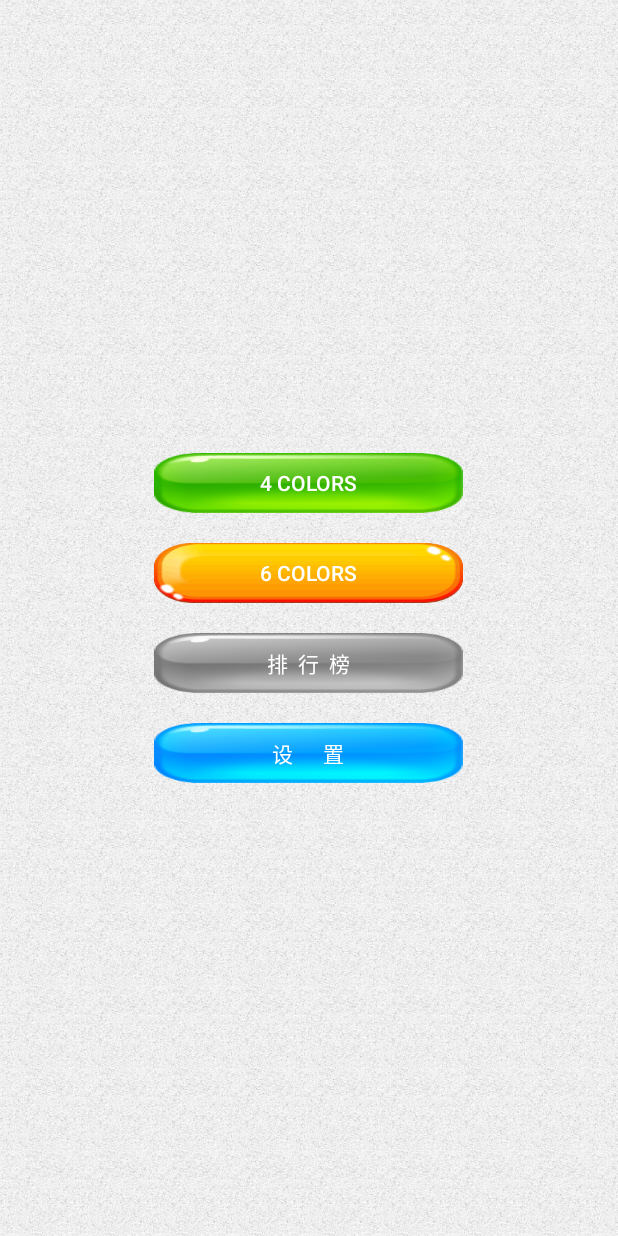
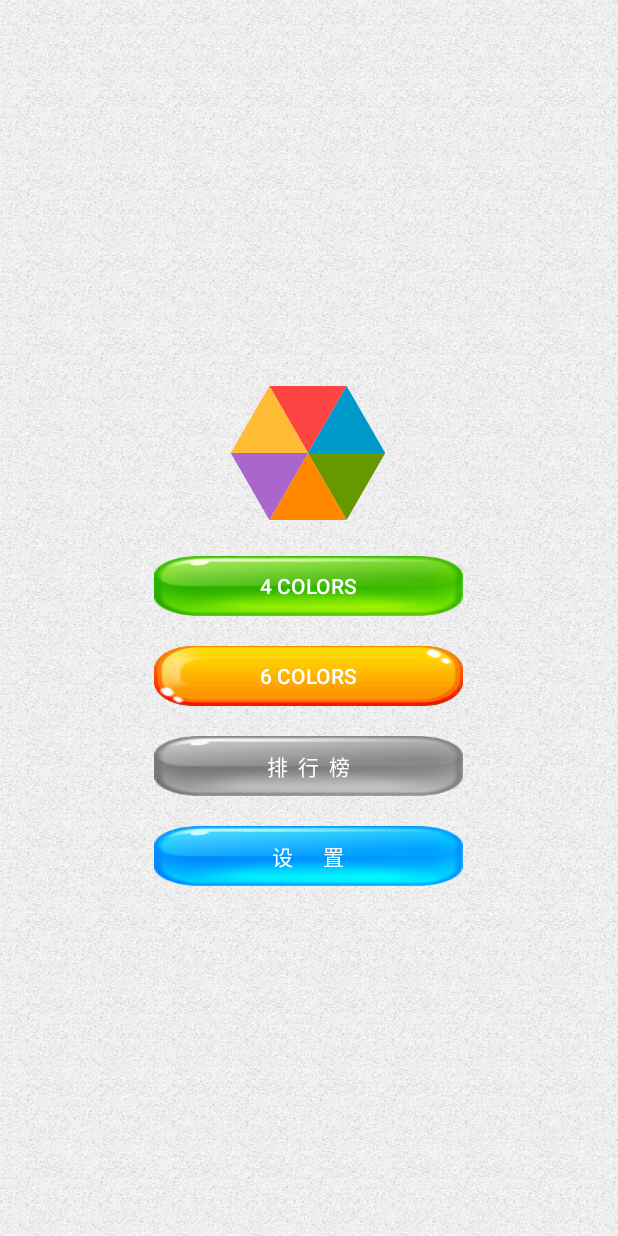
Before and after one commit to ximsfei/ImpossibleRush, an Android app: the screen it shows after launch (MainActivity), on a phone screen of 412 x 824 dp. Run offline under Robolectric (Android 15) with nearby library versions, the phone set to English and light mode, and no system bars.

Commit message:
首页动画
Signed-off-by: pengfengwang <550616352@qq.com>

```diff
--- a/app/src/main/java/com/ximsfei/rush/MainActivity.java
+++ b/app/src/main/java/com/ximsfei/rush/MainActivity.java
@@ -1,5 +1,7 @@
 package com.ximsfei.rush;
 
+import android.animation.ObjectAnimator;
+import android.animation.ValueAnimator;
 import android.content.Intent;
 import android.os.Bundle;
 import android.view.View;
@@ -9,6 +11,7 @@ import com.ximsfei.rush.ui.BaseActivity;
 import com.ximsfei.rush.ui.PlayGameActivity;
 import com.ximsfei.rush.ui.RankingsActivity;
 import com.ximsfei.rush.ui.SettingsActivity;
+import com.ximsfei.rush.widget.RushView;
 
 import static com.ximsfei.rush.util.RushConstants.KEY_GAME_MODE_DEFAULT;
 
@@ -22,11 +25,15 @@ public class MainActivity extends BaseActivity implements View.OnClickListener {
     private Button mSettings;
     private Button mRankings;
     private int mScreenWidth;
+    private RushView mRushView;
+    private ObjectAnimator mAnimator;
 
     @Override
     public void onCreate(Bundle savedInstanceState) {
         super.onCreate(savedInstanceState);
         setContentView(R.layout.activity_main);
+        mRushView = (RushView) findViewById(R.id.rush_view);
+        mRushView.initSixBorder();
         mScreenWidth = getResources().getDisplayMetrics().widthPixels;
         mFourBtn = (Button) findViewById(R.id.four);
         mFourBtn.setOnClickListener(this);
@@ -40,6 +47,32 @@ public class MainActivity extends BaseActivity implements View.OnClickListener {
         mRankings = (Button) findViewById(R.id.ranking);
         mRankings.setOnClickListener(this);
         mRankings.setWidth(mScreenWidth / 2);
+    }
+
+    @Override
+    protected void onResume() {
+        super.onResume();
+        startAnim();
+    }
+
+    @Override
+    protected void onPause() {
+        super.onPause();
+        stopAnim();
+    }
+
+    private void stopAnim() {
+        if (mAnimator != null) {
+            mAnimator.cancel();
+        }
+    }
+
+    private void startAnim() {
+        mAnimator = ObjectAnimator.ofFloat(mRushView, "rotation", 0, 360);
+        mAnimator.setDuration(mRushView.getDuration());
+        mAnimator.setRepeatCount(Integer.MAX_VALUE);
+        mAnimator.setRepeatMode(ValueAnimator.RESTART);
+        mAnimator.start();
     }
 
     @Override
--- a/app/src/main/res/layout/activity_main.xml
+++ b/app/src/main/res/layout/activity_main.xml
@@ -9,6 +9,11 @@
         android:layout_height="wrap_content"
         android:layout_centerInParent="true"
         android:orientation="vertical">
+
+        <com.ximsfei.rush.widget.RushView
+            android:id="@+id/rush_view"
+            android:layout_width="match_parent"
+            android:layout_height="match_parent" />
 
         <Button
             android:id="@+id/four"
```
